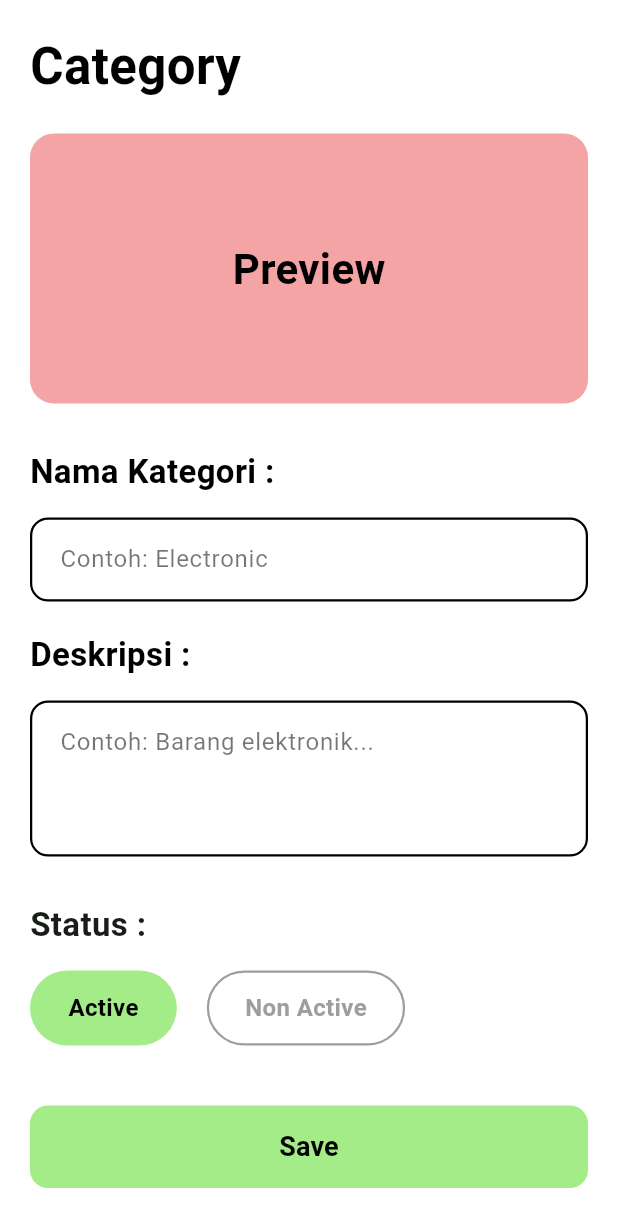
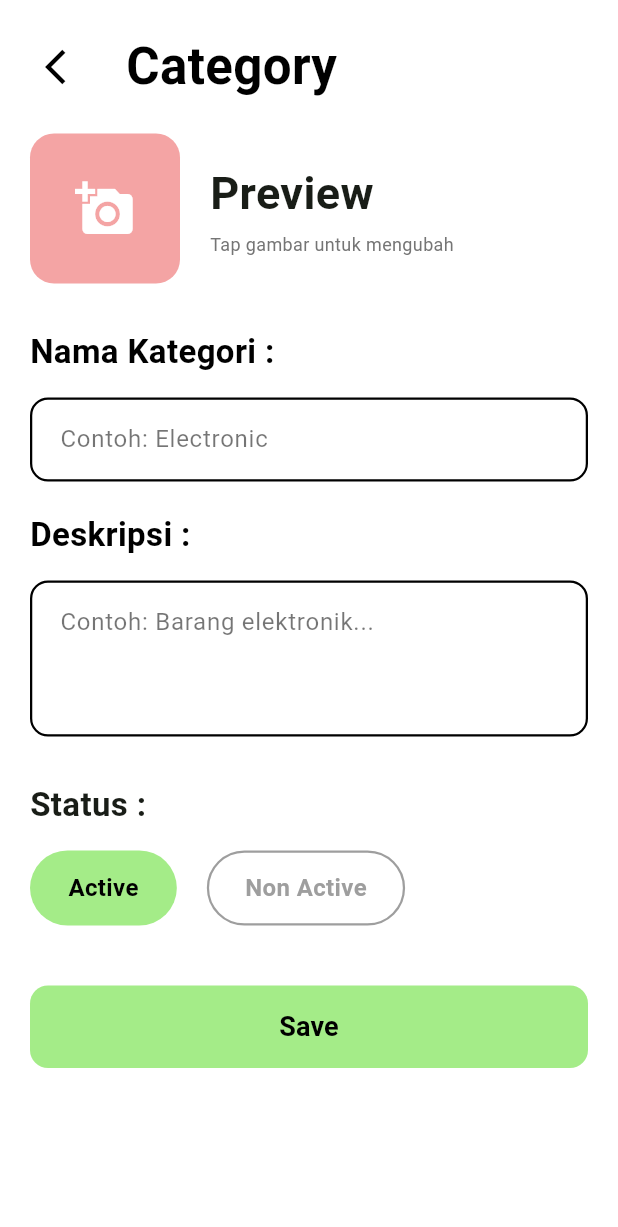
Before and after one commit to DenShubi/GudangKu, a Flutter app: the CategoryAddPage screen opened directly, on a phone screen of 412 x 824 dp. Shown: the top 1227 px of the screen. Run offline on Flutter 3.47's test engine with Material 3 defaults, Android fonts, the phone set to English and light mode, and no system bars; our stand-ins replace image_picker, supabase_flutter; accounts and stored records are empty; Roboto replaces fonts that are missing (SFPro).

```diff
--- a/lib/features/category/presentation/pages/category_add_page.dart
+++ b/lib/features/category/presentation/pages/category_add_page.dart
@@ -1,4 +1,6 @@
+import 'dart:io';
 import 'package:flutter/material.dart';
+import 'package:image_picker/image_picker.dart';
 import 'package:provider/provider.dart';
 import '../../../../core/constants/app_colors.dart';
 import '../../../../core/widgets/custom_button.dart';
@@ -18,12 +20,44 @@ class _CategoryAddPageState extends State<CategoryAddPage> {
   final TextEditingController _descController = TextEditingController();
   bool _isActive = true;
   bool _isLoading = false;
+  File? _imageFile;
+
+  @override
+  void initState() {
+    super.initState();
+    _nameController.addListener(() {
+      setState(() {});
+    });
+  }
 
   @override
   void dispose() {
     _nameController.dispose();
     _descController.dispose();
     super.dispose();
+  }
+
+  Future<void> _pickImage() async {
+    try {
+      final ImagePicker picker = ImagePicker();
+      final XFile? image = await picker.pickImage(
+        source: ImageSource.gallery,
+        imageQuality: 50,
+        maxWidth: 800,
+        maxHeight: 800,
+      );
+      if (image != null) {
+        setState(() {
+          _imageFile = File(image.path);
+        });
+      }
+    } catch (e) {
+      if (mounted) {
+        ScaffoldMessenger.of(context).showSnackBar(
+          SnackBar(content: Text('Gagal memilih gambar: $e')),
+        );
+      }
+    }
   }
 
   @override
@@ -40,27 +74,60 @@ class _CategoryAddPageState extends State<CategoryAddPage> {
             children: [
               const CustomHeader(
                 title: "Category",
-                showBackButton: false,
+                showBackButton: true,
               ),
               const SizedBox(height: 20),
-              Container(
-                width: double.infinity,
-                height: 180,
-                decoration: BoxDecoration(
-                  color: previewColor,
-                  borderRadius: BorderRadius.circular(16),
-                ),
-                child: const Center(
-                  child: Text(
-                    "Preview",
-                    style: TextStyle(
-                      fontSize: 28,
-                      fontWeight: FontWeight.bold,
-                      color: Colors.black,
+
+              // Preview Area dengan Image Picker
+              Row(
+                children: [
+                  GestureDetector(
+                    onTap: _pickImage,
+                    child: Container(
+                      width: 100,
+                      height: 100,
+                      decoration: BoxDecoration(
+                        color: previewColor,
+                        borderRadius: BorderRadius.circular(16),
+                        image: _imageFile != null
+                            ? DecorationImage(
+                                image: FileImage(_imageFile!),
+                                fit: BoxFit.cover,
+                              )
+                            : null,
+                      ),
+                      child: _imageFile == null
+                          ? const Icon(Icons.add_a_photo, color: Colors.white, size: 40)
+                          : null,
                     ),
                   ),
-                ),
+                  const SizedBox(width: 20),
+                  Expanded(
+                    child: Column(
+                      crossAxisAlignment: CrossAxisAlignment.start,
+                      children: [
+                        Text(
+                          _nameController.text.isEmpty
+                              ? "Preview"
+                              : _nameController.text,
+                          style: const TextStyle(
+                            fontSize: 30,
+                            fontWeight: FontWeight.bold,
+                          ),
+                          maxLines: 2,
+                          overflow: TextOverflow.ellipsis,
+                        ),
+                        const SizedBox(height: 4),
+                        Text(
+                          "Tap gambar untuk mengubah",
+                          style: TextStyle(fontSize: 12, color: Colors.grey[600]),
+                        ),
+                      ],
+                    ),
+                  ),
+                ],
               ),
+
               const SizedBox(height: 30),
 
               // Form Inputs
@@ -68,6 +135,7 @@ class _CategoryAddPageState extends State<CategoryAddPage> {
                 label: "Nama Kategori :",
                 hint: "Contoh: Electronic",
                 controller: _nameController,
+                onChanged: (val) => setState(() {}),
               ),
               CustomTextField(
                 label: "Deskripsi :",
@@ -93,7 +161,7 @@ class _CategoryAddPageState extends State<CategoryAddPage> {
               ),
               const SizedBox(height: 40),
 
-              // [UPDATE] Tombol Save
+              // Tombol Save
               CustomButton(
                 text: "Save",
                 isLoading: _isLoading,
@@ -112,6 +180,7 @@ class _CategoryAddPageState extends State<CategoryAddPage> {
                         _nameController.text,
                         _descController.text,
                         _isActive,
+                        imageFile: _imageFile,
                       );
 
                   if (context.mounted) {
@@ -137,7 +206,6 @@ class _CategoryAddPageState extends State<CategoryAddPage> {
     );
   }
 
-  // ... Widget _buildStatusButton tetap sama ...
   Widget _buildStatusButton(String text, bool statusValue) {
     final isSelected = _isActive == statusValue;
     return GestureDetector(
--- a/lib/features/category/presentation/pages/category_list_page.dart
+++ b/lib/features/category/presentation/pages/category_list_page.dart
@@ -65,16 +65,19 @@ class _CategoryListPageState extends State<CategoryListPage> {
                         final category = provider.categories[index];
                         return CategoryCard(
                           title: category.name,
-                          color: category.color, // Mengambil warna dari Model
+                          color: category.color,
+                          imageUrl: category.imageUrl,
                           onTap: () {
                             Navigator.push(
                               context,
                               MaterialPageRoute(
                                 builder: (context) => CategoryDetailPage(
+                                  id: category.id,
                                   name: category.name,
                                   color: category.color,
                                   description: category.description,
                                   isActive: category.isActive,
+                                  imageUrl: category.imageUrl,
                                 ),
                               ),
                             );
```
Also changed, not shown: lib/features/category/presentation/pages/category_detail_page.dart (+34 -1 lines), lib/features/category/presentation/pages/category_edit_page.dart (+262 -0 lines), lib/features/category/presentation/providers/category_provider.dart (+40 -2 lines), lib/features/category/presentation/widgets/category_card.dart (+18 -3 lines).
